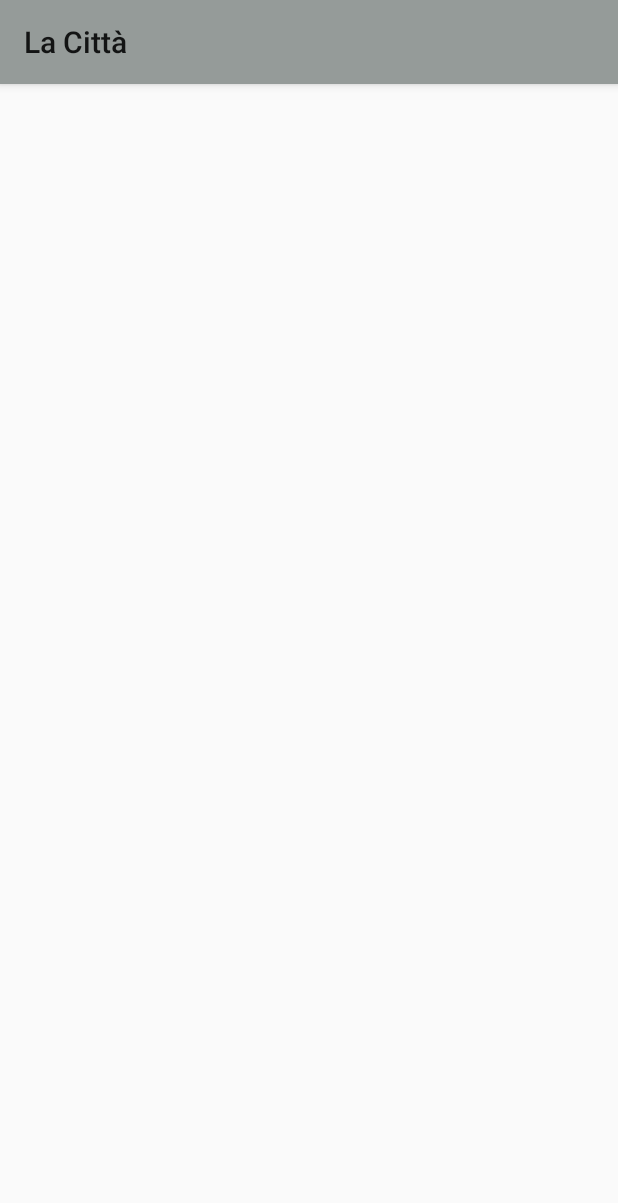
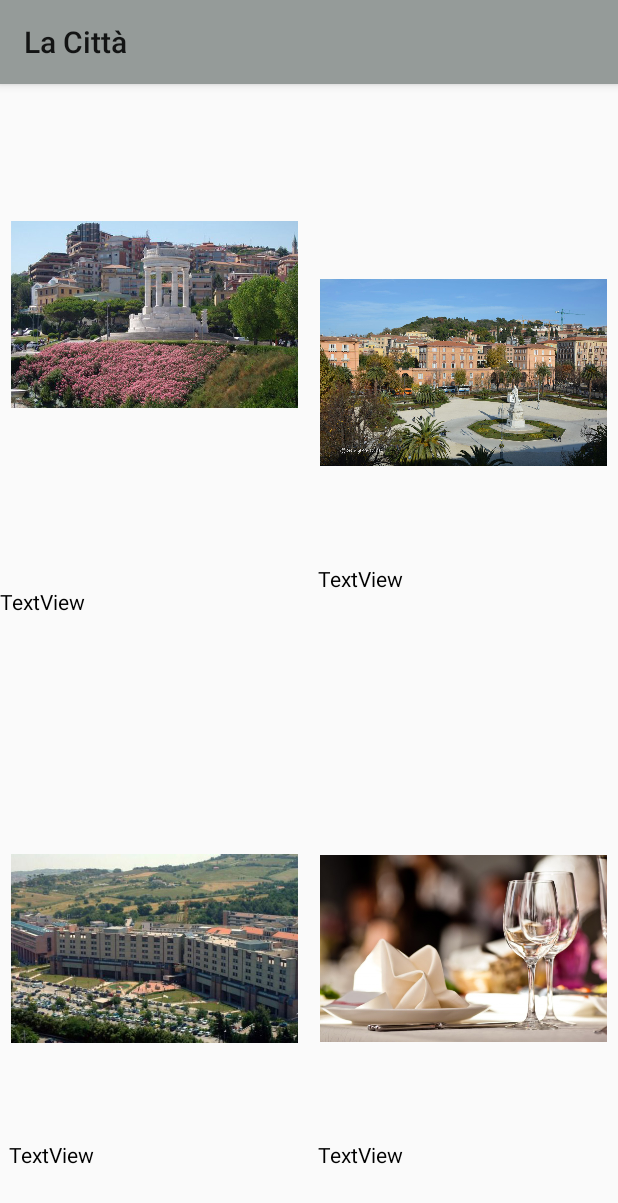
Before and after one commit to Robertotib/AppAncona2, an Android app: the CittaActivity screen opened directly, with no data from a screen before it, on a phone screen of 412 x 824 dp. Shown: the top 1203 px of the screen. Run offline under Robolectric (Android 15) with nearby library versions, the phone set to English and light mode, and no system bars.

Commit message:
activity la città

```diff
--- a/app/src/main/res/layout/citta.xml
+++ b/app/src/main/res/layout/citta.xml
@@ -1,6 +1,131 @@
 <?xml version="1.0" encoding="utf-8"?>
-<android.support.constraint.ConstraintLayout
-    xmlns:android="http://schemas.android.com/apk/res/android" android:layout_width="match_parent"
+<android.support.constraint.ConstraintLayout xmlns:android="http://schemas.android.com/apk/res/android"
+    xmlns:app="http://schemas.android.com/apk/res-auto"
+    xmlns:tools="http://schemas.android.com/tools"
+    android:layout_width="match_parent"
     android:layout_height="match_parent">
 
+    <android.support.constraint.Guideline
+        android:id="@+id/guidelineO1"
+        android:layout_width="wrap_content"
+        android:layout_height="wrap_content"
+        android:orientation="horizontal"
+        app:layout_constraintGuide_begin="20dp"
+        app:layout_constraintGuide_percent="0.0" />
+
+    <android.support.constraint.Guideline
+        android:id="@+id/guidelineO2"
+        android:layout_width="wrap_content"
+        android:layout_height="wrap_content"
+        android:orientation="horizontal"
+        app:layout_constraintGuide_begin="20dp"
+        app:layout_constraintGuide_percent="0.5" />
+    <android.support.constraint.Guideline
+        android:id="@+id/guidelinelabel1"
+        android:layout_width="wrap_content"
+        android:layout_height="wrap_content"
+        android:orientation="horizontal"
+        app:layout_constraintGuide_begin="20dp"
+        app:layout_constraintGuide_percent="0.4" />
+
+    <android.support.constraint.Guideline
+        android:id="@+id/guidelineO3"
+        android:layout_width="wrap_content"
+        android:layout_height="wrap_content"
+        android:orientation="horizontal"
+        app:layout_constraintGuide_begin="20dp"
+        app:layout_constraintGuide_percent="1.0" />
+
+    <android.support.constraint.Guideline
+        android:id="@+id/guidelineV1"
+        android:layout_width="wrap_content"
+        android:layout_height="wrap_content"
+        android:orientation="vertical"
+        app:layout_constraintGuide_begin="20dp"
+        app:layout_constraintGuide_percent="0.0"/>
+    <android.support.constraint.Guideline
+        android:id="@+id/guidelineV2"
+        android:layout_width="wrap_content"
+        android:layout_height="wrap_content"
+        android:orientation="vertical"
+        app:layout_constraintGuide_begin="20dp"
+        app:layout_constraintGuide_percent="0.5"/>
+    <android.support.constraint.Guideline
+        android:id="@+id/guidelineV3"
+        android:layout_width="wrap_content"
+        android:layout_height="wrap_content"
+        android:orientation="vertical"
+        app:layout_constraintGuide_begin="20dp"
+        app:layout_constraintGuide_percent="1.0"/>
+
+    <ImageView
+        android:id="@+id/image1"
+        android:layout_width="191dp"
+        android:layout_height="259dp"
+        app:layout_constraintBottom_toBottomOf="@id/guidelinelabel1"
+        app:layout_constraintLeft_toLeftOf="@id/guidelineV1"
+        app:layout_constraintRight_toRightOf="@id/guidelineV2"
+        app:layout_constraintTop_toTopOf="@id/guidelineO1"
+        app:srcCompat="@drawable/lacitta" />
+    <ImageView
+        android:id="@+id/image2"
+        android:layout_width="191dp"
+        android:layout_height="259dp"
+        app:layout_constraintBottom_toBottomOf="@id/guidelineO2"
+        app:layout_constraintLeft_toLeftOf="@id/guidelineV2"
+        app:layout_constraintRight_toRightOf="@id/guidelineV3"
+        app:layout_constraintTop_toTopOf="@id/guidelineO1"
+        app:srcCompat="@drawable/puntiinteresse" />
+    <ImageView
+        android:id="@+id/image3"
+        android:layout_width="191dp"
+        android:layout_height="259dp"
+        app:layout_constraintBottom_toBottomOf="@id/guidelineO3"
+        app:layout_constraintLeft_toLeftOf="@id/guidelineV1"
+        app:layout_constraintRight_toRightOf="@id/guidelineV2"
+        app:layout_constraintTop_toTopOf="@id/guidelineO2"
+        app:srcCompat="@drawable/servizi" />
+    <ImageView
+        android:id="@+id/image4"
+        android:layout_width="191dp"
+        android:layout_height="259dp"
+        app:layout_constraintBottom_toBottomOf="@id/guidelineO3"
+        app:layout_constraintLeft_toLeftOf="@id/guidelineV2"
+        app:layout_constraintRight_toRightOf="@id/guidelineV3"
+        app:layout_constraintTop_toTopOf="@id/guidelineO2"
+        app:srcCompat="@drawable/rist2" />
+
+    <TextView
+        android:id="@+id/label1"
+        android:layout_width="0dp"
+        android:layout_height="21dp"
+        android:text="TextView"
+        app:layout_constraintBottom_toBottomOf="@id/guidelineO2"
+        app:layout_constraintLeft_toLeftOf="@id/guidelineV1"
+        app:layout_constraintRight_toRightOf="@id/guidelineV2"
+        app:layout_constraintTop_toTopOf="@id/guidelinelabel1" />
+    <TextView
+        android:id="@+id/label2"
+        android:layout_width="194dp"
+        android:layout_height="64dp"
+        android:text="TextView"
+        app:layout_constraintBottom_toBottomOf="@id/guidelineO2"
+        app:layout_constraintLeft_toLeftOf="@id/guidelineV2"
+        app:layout_constraintRight_toRightOf="@id/guidelineV3" />
+    <TextView
+        android:id="@+id/label3"
+        android:layout_width="194dp"
+        android:layout_height="64dp"
+        android:text="TextView"
+        app:layout_constraintBottom_toBottomOf="@id/guidelineO3"
+        app:layout_constraintLeft_toLeftOf="@id/guidelineV1"
+        app:layout_constraintRight_toRightOf="@id/guidelineV2" />
+    <TextView
+        android:id="@+id/label4"
+        android:layout_width="194dp"
+        android:layout_height="64dp"
+        android:text="TextView"
+        app:layout_constraintBottom_toBottomOf="@id/guidelineO3"
+        app:layout_constraintLeft_toLeftOf="@id/guidelineV2"
+        app:layout_constraintRight_toRightOf="@id/guidelineV3" />
 </android.support.constraint.ConstraintLayout>
--- a/app/src/main/res/values/colors.xml
+++ b/app/src/main/res/values/colors.xml
@@ -2,6 +2,6 @@
 <resources>
     <color name="colorPrimary">#959b99</color>
     <color name="colorPrimaryDark">#3d4141</color>
-    <color name="colorAccent">#D81B60</color>
+    <color name="colorAccent">#d81b60</color>
     <color name="colorText">#000000</color>
 </resources>
```
